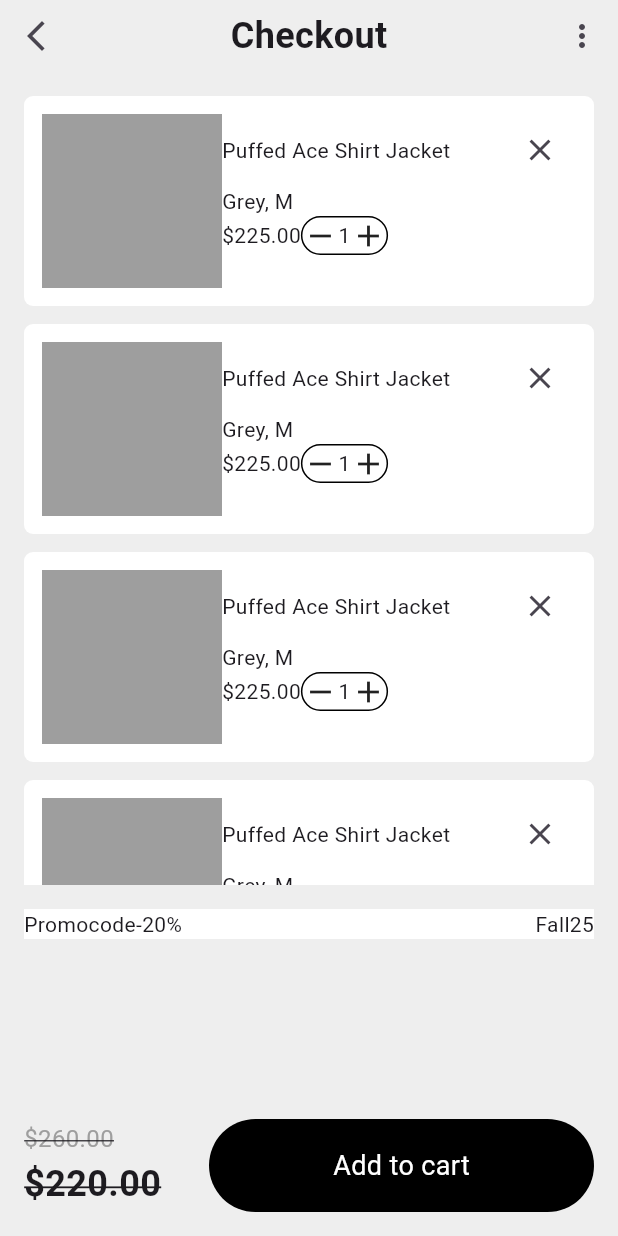
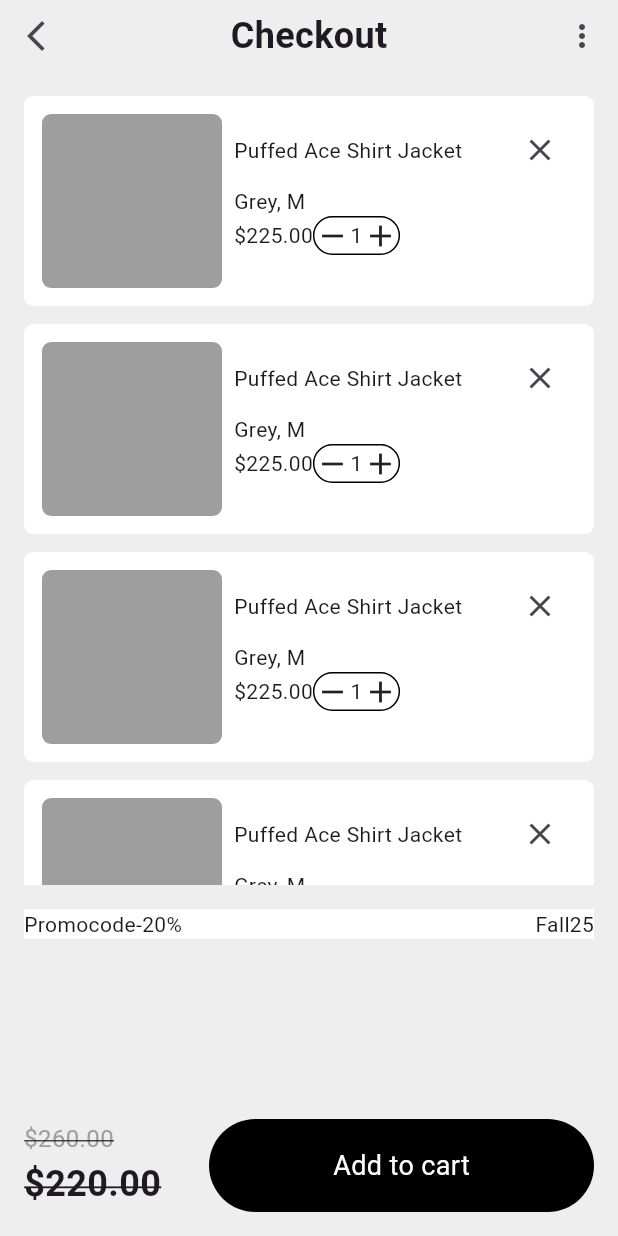
Before and after one commit to JAICHANGPARK/flutter_notebook_chapter_49, a Flutter app: the ECommerceCheckoutPage screen opened directly, on a phone screen of 412 x 824 dp. Run offline on Flutter 3.47's test engine with Material 3 defaults, Android fonts, the phone set to English and light mode, and no system bars; our stand-ins replace dots_indicator, gap, google_fonts; Roboto replaces fonts that are missing (Akshar).

Commit message:
Update e_commerce_checkout_page.dart

```diff
--- a/lib/ep2451_e_commerce_app/ui/e_commerce_checkout_page.dart
+++ b/lib/ep2451_e_commerce_app/ui/e_commerce_checkout_page.dart
@@ -55,12 +55,15 @@ class _ECommerceCheckoutPageState extends State<ECommerceCheckoutPage> {
                             padding: .all(12),
                             margin: .only(bottom: 12),
                             child: Row(
+                              spacing: 8,
                               mainAxisAlignment: .spaceBetween,
                               children: [
                                 Container(
                                   height: 120,
                                   width: 120,
-                                  decoration: BoxDecoration(color: Colors.grey),
+                                  decoration: BoxDecoration(color: Colors.grey,
+                                    borderRadius: BorderRadius.circular(6),
+                                  ),
                                 ),
                                 Expanded(
                                   child: Column(
```
